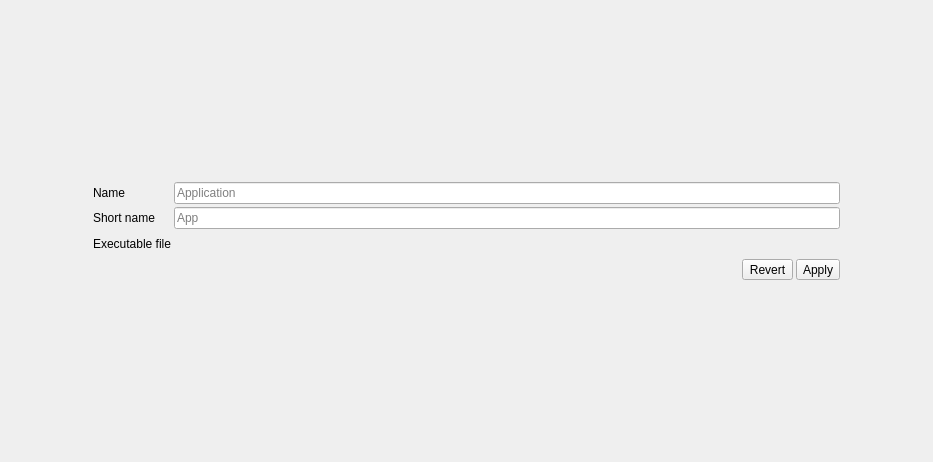
Qt form src/applicationeditwidget.ui (RxLaboratory/Ramses-Client) before a commit.
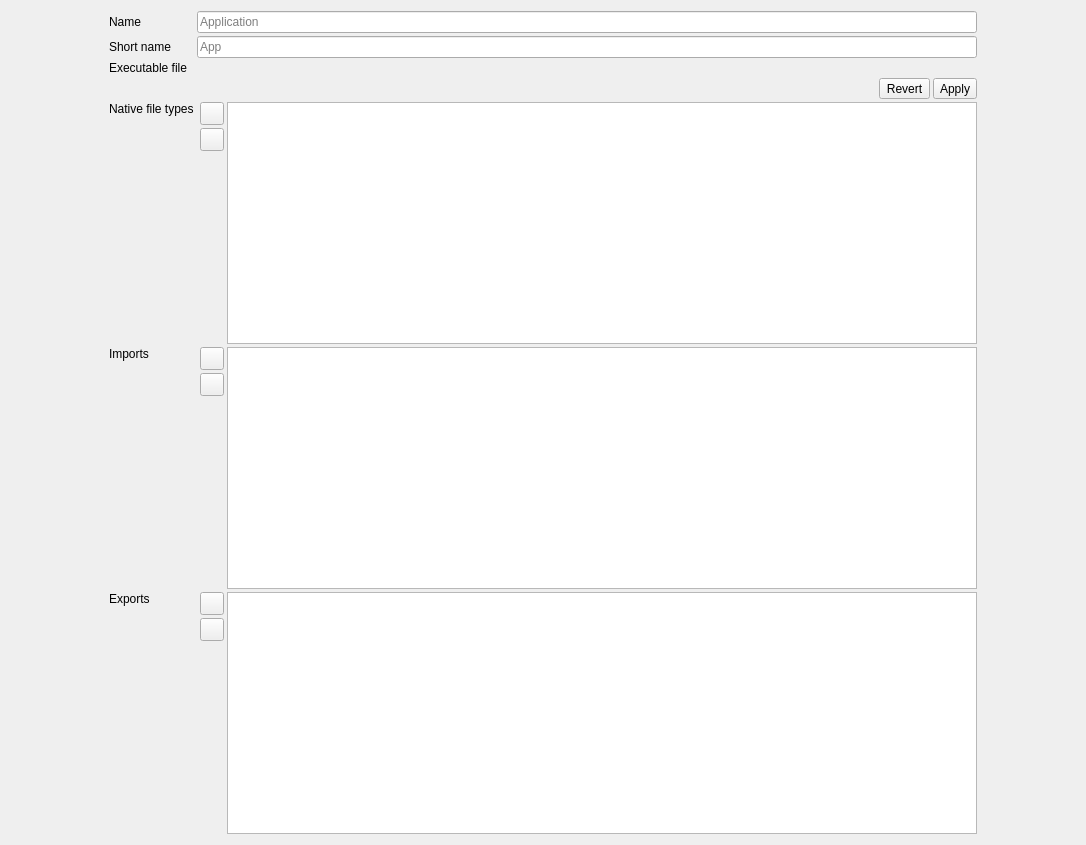
The same form after that commit. Icons and pictures are not drawn.

The edit to the form file:
```diff
--- a/src/applicationeditwidget.ui
+++ b/src/applicationeditwidget.ui
@@ -6,43 +6,24 @@
    <rect>
     <x>0</x>
     <y>0</y>
-    <width>933</width>
-    <height>462</height>
+    <width>1086</width>
+    <height>845</height>
    </rect>
   </property>
   <property name="windowTitle">
    <string>Form</string>
   </property>
-  <layout class="QGridLayout" name="gridLayout" rowstretch="1,0,1" columnstretch="10,80,10">
+  <layout class="QHBoxLayout" name="horizontalLayout_5" stretch="10,80,10">
+   <property name="spacing">
+    <number>3</number>
+   </property>
    <property name="leftMargin">
     <number>0</number>
    </property>
-   <property name="topMargin">
-    <number>0</number>
-   </property>
    <property name="rightMargin">
     <number>0</number>
    </property>
-   <property name="bottomMargin">
-    <number>0</number>
-   </property>
-   <property name="spacing">
-    <number>0</number>
-   </property>
-   <item row="0" column="1">
-    <spacer name="verticalSpacer">
-     <property name="orientation">
-      <enum>Qt::Vertical</enum>
-     </property>
-     <property name="sizeHint" stdset="0">
-      <size>
-       <width>568</width>
-       <height>177</height>
-      </size>
-     </property>
-    </spacer>
-   </item>
-   <item row="1" column="0">
+   <item>
     <spacer name="horizontalSpacer">
      <property name="orientation">
       <enum>Qt::Horizontal</enum>
@@ -55,7 +36,7 @@
      </property>
     </spacer>
    </item>
-   <item row="1" column="1">
+   <item>
     <layout class="QGridLayout" name="gridLayout_2">
      <property name="spacing">
       <number>3</number>
@@ -70,13 +51,192 @@
        </property>
       </widget>
      </item>
-     <item row="2" column="0">
-      <widget class="QLabel" name="label_6">
+     <item row="0" column="0">
+      <widget class="QLabel" name="label_4">
        <property name="text">
-        <string>Executable file</string>
+        <string>Name</string>
        </property>
       </widget>
      </item>
+     <item row="5" column="1">
+      <widget class="QWidget" name="widget_2" native="true">
+       <property name="sizePolicy">
+        <sizepolicy hsizetype="Preferred" vsizetype="Expanding">
+         <horstretch>0</horstretch>
+         <verstretch>0</verstretch>
+        </sizepolicy>
+       </property>
+       <layout class="QHBoxLayout" name="horizontalLayout_3">
+        <property name="spacing">
+         <number>3</number>
+        </property>
+        <property name="leftMargin">
+         <number>0</number>
+        </property>
+        <property name="topMargin">
+         <number>0</number>
+        </property>
+        <property name="rightMargin">
+         <number>0</number>
+        </property>
+        <property name="bottomMargin">
+         <number>0</number>
+        </property>
+        <item>
+         <layout class="QVBoxLayout" name="verticalLayout_2">
+          <property name="spacing">
+           <number>3</number>
+          </property>
+          <property name="leftMargin">
+           <number>3</number>
+          </property>
+          <item>
+           <widget class="QToolButton" name="assignImportButton">
+            <property name="text">
+             <string/>
+            </property>
+            <property name="icon">
+             <iconset resource="resources.qrc">
+              <normaloff>:/icons/add</normaloff>:/icons/add</iconset>
+            </property>
+            <property name="popupMode">
+             <enum>QToolButton::InstantPopup</enum>
+            </property>
+           </widget>
+          </item>
+          <item>
+           <widget class="QToolButton" name="removeImportButton">
+            <property name="text">
+             <string/>
+            </property>
+            <property name="icon">
+             <iconset resource="resources.qrc">
+              <normaloff>:/icons/remove</normaloff>:/icons/remove</iconset>
+            </property>
+           </widget>
+          </item>
+          <item>
+           <spacer name="verticalSpacer_4">
+            <property name="orientation">
+             <enum>Qt::Vertical</enum>
+            </property>
+            <property name="sizeHint" stdset="0">
+             <size>
+              <width>20</width>
+              <height>40</height>
+             </size>
+            </property>
+           </spacer>
+          </item>
+         </layout>
+        </item>
+        <item>
+         <widget class="QListWidget" name="importList"/>
+        </item>
+       </layout>
+      </widget>
+     </item>
+     <item row="5" column="0">
+      <widget class="QLabel" name="label_9">
+       <property name="text">
+        <string>Imports</string>
+       </property>
+       <property name="alignment">
+        <set>Qt::AlignLeading|Qt::AlignLeft|Qt::AlignTop</set>
+       </property>
+      </widget>
+     </item>
+     <item row="4" column="1">
+      <widget class="QWidget" name="widget" native="true">
+       <property name="sizePolicy">
+        <sizepolicy hsizetype="Preferred" vsizetype="Expanding">
+         <horstretch>0</horstretch>
+         <verstretch>0</verstretch>
+        </sizepolicy>
+       </property>
+       <layout class="QHBoxLayout" name="horizontalLayout_2">
+        <property name="spacing">
+         <number>3</number>
+        </property>
+        <property name="leftMargin">
+         <number>0</number>
+        </property>
+        <property name="topMargin">
+         <number>0</number>
+        </property>
+        <property name="rightMargin">
+         <number>0</number>
+        </property>
+        <property name="bottomMargin">
+         <number>0</number>
+        </property>
+        <item>
+         <layout class="QVBoxLayout" name="verticalLayout">
+          <property name="spacing">
+           <number>3</number>
+          </property>
+          <property name="leftMargin">
+           <number>3</number>
+          </property>
+          <item>
+           <widget class="QToolButton" name="assignNativeButton">
+            <property name="text">
+             <string/>
+            </property>
+            <property name="icon">
+             <iconset resource="resources.qrc">
+              <normaloff>:/icons/add</normaloff>:/icons/add</iconset>
+            </property>
+            <property name="popupMode">
+             <enum>QToolButton::InstantPopup</enum>
+            </property>
+           </widget>
+          </item>
+          <item>
+           <widget class="QToolButton" name="removeNativeButton">
+            <property name="text">
+             <string/>
+            </property>
+            <property name="icon">
+             <iconset resource="resources.qrc">
+              <normaloff>:/icons/remove</normaloff>:/icons/remove</iconset>
+            </property>
+           </widget>
+          </item>
+          <item>
+           <spacer name="verticalSpacer_3">
+            <property name="orientation">
+             <enum>Qt::Vertical</enum>
+            </property>
+            <property name="sizeHint" stdset="0">
+             <size>
+              <width>20</width>
+              <height>40</height>
+             </size>
+            </property>
+           </spacer>
+          </item>
+         </layout>
+        </item>
+        <item>
+         <widget class="QListWidget" name="nativeList"/>
+        </item>
+       </layout>
+      </widget>
+     </item>
+     <item row="1" column="1">
+      <widget class="QLineEdit" name="shortNameEdit">
+       <property name="maxLength">
+        <number>10</number>
+       </property>
+       <property name="placeholderText">
+        <string>App</string>
+       </property>
+      </widget>
+     </item>
+     <item row="2" column="1">
+      <layout class="QHBoxLayout" name="executableLayout"/>
+     </item>
      <item row="1" column="0">
       <widget class="QLabel" name="label_5">
        <property name="text">
@@ -84,6 +244,13 @@
        </property>
       </widget>
      </item>
+     <item row="2" column="0">
+      <widget class="QLabel" name="label_6">
+       <property name="text">
+        <string>Executable file</string>
+       </property>
+      </widget>
+     </item>
      <item row="3" column="1">
       <layout class="QHBoxLayout" name="horizontalLayout">
        <property name="spacing">
@@ -132,29 +299,107 @@
        </item>
       </layout>
      </item>
-     <item row="0" column="0">
-      <widget class="QLabel" name="label_4">
+     <item row="4" column="0">
+      <widget class="QLabel" name="label_8">
        <property name="text">
-        <string>Name</string>
+        <string>Native file types</string>
        </property>
+       <property name="alignment">
+        <set>Qt::AlignLeading|Qt::AlignLeft|Qt::AlignTop</set>
+       </property>
       </widget>
      </item>
-     <item row="1" column="1">
-      <widget class="QLineEdit" name="shortNameEdit">
-       <property name="maxLength">
-        <number>10</number>
+     <item row="6" column="0">
+      <widget class="QLabel" name="label_10">
+       <property name="text">
+        <string>Exports</string>
        </property>
-       <property name="placeholderText">
-        <string>App</string>
+       <property name="alignment">
+        <set>Qt::AlignLeading|Qt::AlignLeft|Qt::AlignTop</set>
        </property>
       </widget>
      </item>
-     <item row="2" column="1">
-      <layout class="QHBoxLayout" name="executableLayout"/>
+     <item row="6" column="1">
+      <widget class="QWidget" name="widget_3" native="true">
+       <property name="sizePolicy">
+        <sizepolicy hsizetype="Preferred" vsizetype="Expanding">
+         <horstretch>0</horstretch>
+         <verstretch>0</verstretch>
+        </sizepolicy>
+       </property>
+       <layout class="QHBoxLayout" name="horizontalLayout_4">
+        <property name="spacing">
+         <number>3</number>
+        </property>
+        <property name="leftMargin">
+         <number>0</number>
+        </property>
+        <property name="topMargin">
+         <number>0</number>
+        </property>
+        <property name="rightMargin">
+         <number>0</number>
+        </property>
+        <property name="bottomMargin">
+         <number>0</number>
+        </property>
+        <item>
+         <layout class="QVBoxLayout" name="verticalLayout_3">
+          <property name="spacing">
+           <number>3</number>
+          </property>
+          <property name="leftMargin">
+           <number>3</number>
+          </property>
+          <item>
+           <widget class="QToolButton" name="assignExportButton">
+            <property name="text">
+             <string/>
+            </property>
+            <property name="icon">
+             <iconset resource="resources.qrc">
+              <normaloff>:/icons/add</normaloff>:/icons/add</iconset>
+            </property>
+            <property name="popupMode">
+             <enum>QToolButton::InstantPopup</enum>
+            </property>
+           </widget>
+          </item>
+          <item>
+           <widget class="QToolButton" name="removeExportButton">
+            <property name="text">
+             <string/>
+            </property>
+            <property name="icon">
+             <iconset resource="resources.qrc">
+              <normaloff>:/icons/remove</normaloff>:/icons/remove</iconset>
+            </property>
+           </widget>
+          </item>
+          <item>
+           <spacer name="verticalSpacer_5">
+            <property name="orientation">
+             <enum>Qt::Vertical</enum>
+            </property>
+            <property name="sizeHint" stdset="0">
+             <size>
+              <width>20</width>
+              <height>40</height>
+             </size>
+            </property>
+           </spacer>
+          </item>
+         </layout>
+        </item>
+        <item>
+         <widget class="QListWidget" name="exportList"/>
+        </item>
+       </layout>
+      </widget>
      </item>
     </layout>
    </item>
-   <item row="1" column="2">
+   <item>
     <spacer name="horizontalSpacer_2">
      <property name="orientation">
       <enum>Qt::Horizontal</enum>
@@ -167,19 +412,6 @@
      </property>
     </spacer>
    </item>
-   <item row="2" column="1">
-    <spacer name="verticalSpacer_2">
-     <property name="orientation">
-      <enum>Qt::Vertical</enum>
-     </property>
-     <property name="sizeHint" stdset="0">
-      <size>
-       <width>568</width>
-       <height>176</height>
-      </size>
-     </property>
-    </spacer>
-   </item>
   </layout>
  </widget>
  <resources>
```
